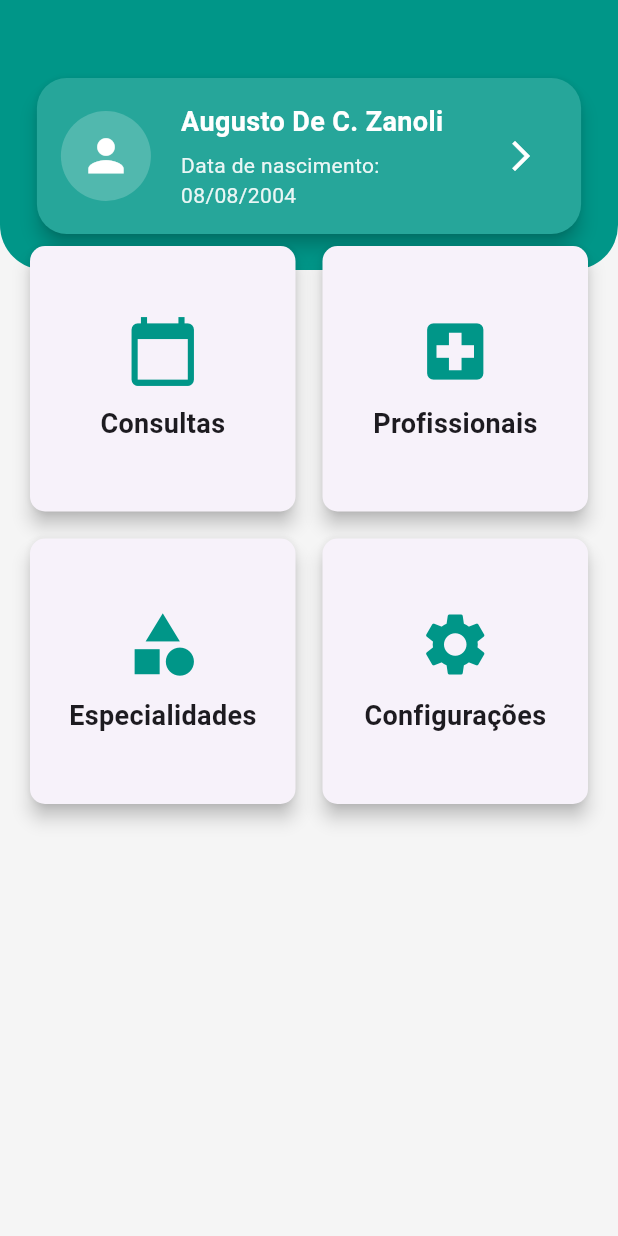
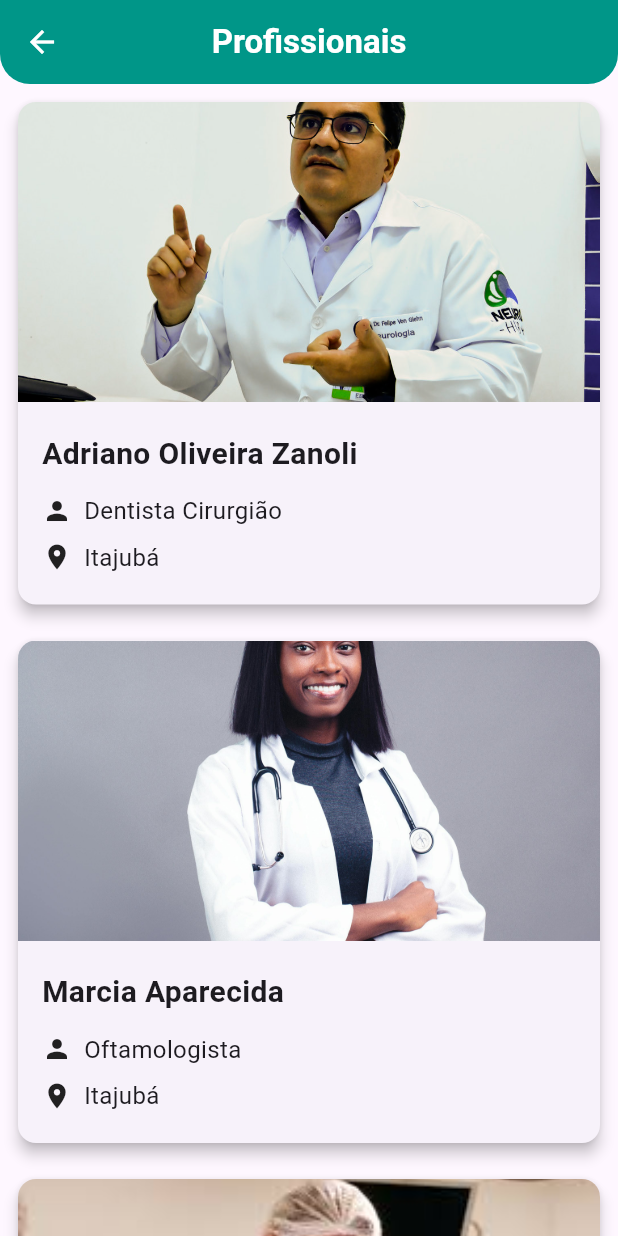
Before and after one commit to AugustoZanoli/doctors_app, a Flutter app: the Home screen opened directly, after a tap on "Profissionais", on a phone screen of 412 x 824 dp. Run offline on Flutter 3.47's test engine with Material 3 defaults, Android fonts, the phone set to English and light mode, and no system bars.

Commit message:
Adicionado lógica básica de db local e tela de profissionais

```diff
--- /dev/null
+++ b/doctors_app/lib/components/appBar.dart
@@ -0,0 +1,28 @@
+import 'package:doctors_app/main.dart';
+import 'package:flutter/material.dart';
+
+class MyAppBar extends StatelessWidget implements PreferredSizeWidget {
+  final String title;
+  const MyAppBar({super.key, required this.title});
+
+  @override
+  Widget build(BuildContext context) {
+    return AppBar(
+      backgroundColor: customTeal,
+      iconTheme: IconThemeData(color: Colors.white),
+      title: Text(
+        title,
+        style: TextStyle(color: Colors.white, fontWeight: FontWeight.w600),
+      ),
+      centerTitle: true,
+      shape: const RoundedRectangleBorder(
+        borderRadius: BorderRadius.vertical(
+          bottom: Radius.circular(20),
+        ),
+      ),
+    );
+  }
+
+  @override
+  Size get preferredSize => const Size.fromHeight(kToolbarHeight);
+}
--- /dev/null
+++ b/doctors_app/lib/components/profissionais/cardProfissionais.dart
@@ -0,0 +1,80 @@
+import 'package:flutter/material.dart';
+
+class Cardprofissionais extends StatelessWidget {
+  final String nome;
+  final String area;
+  final String regiao;
+  final String foto;
+
+  const Cardprofissionais({
+    super.key,
+    required this.nome,
+    required this.area,
+    required this.regiao,
+    required this.foto,
+  });
+
+  @override
+  Widget build(BuildContext context) {
+    return GestureDetector(
+      onTap: () {
+        // Navigator.pushNamed(context, route);
+      },
+      child: Card(
+        elevation: 4,
+        shape: RoundedRectangleBorder(borderRadius: BorderRadius.circular(12)),
+        clipBehavior: Clip.antiAlias,
+        child: Column(
+          crossAxisAlignment: CrossAxisAlignment.start,
+          children: [
+            Image.asset(
+              foto,
+              width: double.infinity,
+              height: 200,
+              fit: BoxFit.cover,
+            ),
+            Padding(
+              padding: const EdgeInsets.symmetric(horizontal: 16, vertical: 20),
+              child: Column(
+                crossAxisAlignment: CrossAxisAlignment.start,
+                children: [
+                  Text(
+                    nome,
+                    style: const TextStyle(
+                      fontSize: 20,
+                      fontWeight: FontWeight.bold,
+                    ),
+                  ),
+                  const SizedBox(height: 12),
+                  Row(
+                    children: [
+                      const Icon(Icons.person, size: 20),
+                      const SizedBox(width: 8),
+                      Expanded(
+                        child: Text(
+                          area,
+                          style: const TextStyle(fontSize: 16),
+                        ),
+                      ),
+                    ],
+                  ),
+                  const SizedBox(height: 8),
+                  Row(
+                    children: [
+                      const Icon(Icons.location_on, size: 20),
+                      const SizedBox(width: 8),
+                      Text(
+                        regiao,
+                        style: const TextStyle(fontSize: 16),
+                      ),
+                    ],
+                  ),
+                ],
+              ),
+            ),
+          ],
+        ),
+      ),
+    );
+  }
+}
--- /dev/null
+++ b/doctors_app/lib/db/consultasDb.dart
@@ -0,0 +1,16 @@
+List<Map<String, dynamic>> cardsData = [
+    {
+      'title': 'Pediatra',
+      'route': '/consultas',
+      'medico': 'Antonio Marcos',
+      'data': '28/05/2025',
+      'status': 'Pendente',
+    },
+    {
+      'title': 'Cardiologista',
+      'route': '/consultas',
+      'medico': 'Joana Lima',
+      'data': '02/05/2025',
+      'status': 'Finalizado',
+    },
+  ];
--- /dev/null
+++ b/doctors_app/lib/db/profissionaisDb.dart
@@ -0,0 +1,20 @@
+List<Map<String, dynamic>> profissionais = [
+    {
+      'nome': 'Adriano Oliveira Zanoli',
+      'area': 'Dentista Cirurgião',
+      'regiao': 'Itajubá',
+      'foto': 'assets/medico1.jpg',
+    },
+    {
+      'nome': 'Marcia Aparecida',
+      'area': 'Oftamologista',
+      'regiao': 'Itajubá',
+      'foto': 'assets/medico2.jpeg',
+    },
+    {
+      'nome': 'Pedro Henrique Zanoli',
+      'area': 'Pediatraa',
+      'regiao': 'Itajubá',
+      'foto': 'assets/medico3.jpeg',
+    },
+  ];
--- a/doctors_app/lib/main.dart
+++ b/doctors_app/lib/main.dart
@@ -2,6 +2,7 @@ import 'package:doctors_app/components/bottomNavigationBar.dart';
 import 'package:doctors_app/screens/consultas.dart';
 import 'package:doctors_app/screens/login/login.dart';
 import 'package:doctors_app/screens/novaConsulta.dart';
+import 'package:doctors_app/screens/profissionais.dart';
 import 'package:flutter/material.dart';
 
 void main() {
@@ -9,6 +10,8 @@ void main() {
 }
 
 class MyApp extends StatelessWidget {
+  const MyApp({super.key});
+
   @override
   Widget build(BuildContext context) {
     return MaterialApp(
@@ -23,6 +26,7 @@ class MyApp extends StatelessWidget {
           '/consultas': (context) => Consultas(),
           '/novaconsulta': (context) => Novaconsulta(),
           '/home': (context) => MainLayout(),
+          '/profissionais': (context) => Profissionais(),
         });
   }
 }
--- a/doctors_app/lib/screens/consultas.dart
+++ b/doctors_app/lib/screens/consultas.dart
@@ -1,4 +1,5 @@
 import 'package:doctors_app/components/consultas/cardConsultas.dart';
+import 'package:doctors_app/db/consultasDb.dart';
 import 'package:doctors_app/main.dart';
 import 'package:flutter/material.dart';
 
@@ -10,22 +11,7 @@ class Consultas extends StatefulWidget {
 }
 
 class _ConsultasState extends State<Consultas> {
-  List<Map<String, dynamic>> cardsData = [
-    {
-      'title': 'Pediatra',
-      'route': '/consultas',
-      'medico': 'Antonio Marcos',
-      'data': '28/05/2025',
-      'status': 'Pendente',
-    },
-    {
-      'title': 'Cardiologista',
-      'route': '/consultas',
-      'medico': 'Joana Lima',
-      'data': '02/05/2025',
-      'status': 'Finalizado',
-    },
-  ];
+
 
   int _selectedFilterIndex = 0; // 0 = Pendentes, 1 = Finalizados
 
--- a/doctors_app/lib/screens/login/login.dart
+++ b/doctors_app/lib/screens/login/login.dart
@@ -22,12 +22,7 @@ class _LoginPageState extends State<LoginPage> {
         children: [
           ClipPath(
             clipper: WaveClipper(),
-            child: Container(
-              height: 500,
-              decoration: BoxDecoration(
-                color: Colors.grey[100],
-              ),
-            ),
+            child: Image.asset('assets/person.jpg'),
           ),
           Center(
             child: Padding(
@@ -42,11 +37,11 @@ class _LoginPageState extends State<LoginPage> {
                         mainAxisAlignment: MainAxisAlignment.center,
                         children: [
                           Icon(Icons.local_hospital_rounded,
-                              size: 80, color: customTeal),
-                              Text('Saúde +', style: TextStyle(color: customTeal, fontSize: 30, fontWeight: FontWeight.bold),),
+                              size: 80, color: Colors.white,),
+                              Text('Saúde +', style: TextStyle(color: Colors.white, fontSize: 30, fontWeight: FontWeight.bold),),
                         ],
                       ),
-                      Text('Sua saúde em um só lugar', style: TextStyle(color: customTeal, fontSize: 20, fontWeight: FontWeight.bold),),
+
                     ],
                   ),
                   const SizedBox(height: 24),
@@ -187,7 +182,7 @@ class WaveClipper extends CustomClipper<Path> {
 
     path.lineTo(0, size.height * 0.7);
 
-    var firstControlPoint = Offset(size.width * 0.25, size.height);
+    var firstControlPoint = Offset(size.width * 0.25, size.height );
     var firstEndPoint = Offset(size.width * 0.5, size.height * 0.8);
 
     var secondControlPoint = Offset(size.width * 0.75, size.height * 0.6);
--- a/doctors_app/lib/screens/novaConsulta.dart
+++ b/doctors_app/lib/screens/novaConsulta.dart
@@ -1,3 +1,4 @@
+import 'package:doctors_app/components/appBar.dart';
 import 'package:doctors_app/main.dart';
 import 'package:flutter/material.dart';
 
@@ -19,11 +20,7 @@ class _NovaconsultaState extends State<Novaconsulta> {
   Widget build(BuildContext context) {
     return Scaffold(
       backgroundColor: Colors.grey[100],
-      appBar: AppBar(
-        iconTheme: IconThemeData(color: Colors.white),
-        title: Text('Marcar Consulta',
-            style: TextStyle(color: Colors.white, fontWeight: FontWeight.w600)),
-      ),
+      appBar: MyAppBar(title: 'Marcar Consulta',),
       body: Center(
         child: SingleChildScrollView(
           child: Padding(
--- /dev/null
+++ b/doctors_app/lib/screens/profissionais.dart
@@ -0,0 +1,35 @@
+import 'package:doctors_app/components/appBar.dart';
+import 'package:doctors_app/components/profissionais/cardProfissionais.dart';
+import 'package:doctors_app/db/profissionaisDb.dart';
+import 'package:flutter/material.dart';
+
+class Profissionais extends StatefulWidget {
+  const Profissionais({super.key});
+
+  @override
+  State<Profissionais> createState() => _ProfissionaisState();
+}
+
+class _ProfissionaisState extends State<Profissionais> {
+  @override
+  Widget build(BuildContext context) {
+    return Scaffold(
+      appBar: MyAppBar(title: 'Profissionais'),
+      body: ListView.builder(
+        itemCount: profissionais.length,
+        itemBuilder: (context, index) {
+          final item = profissionais[index];
+          return Padding(
+            padding: const EdgeInsets.symmetric(vertical: 8.0, horizontal: 8),
+            child: Cardprofissionais(
+              nome: item['nome'],
+              area: item['area'],
+              regiao: item['regiao'],
+              foto: item['foto'],
+            ),
+          );
+        },
+      ),
+    );
+  }
+}
```
Also changed, not shown: doctors_app/pubspec.yaml (+7 -3 lines), doctors_app/assets/medico1.jpg (added), doctors_app/assets/medico2.jpeg (added), doctors_app/assets/medico3.jpeg (added), doctors_app/assets/person.jpg (added).
